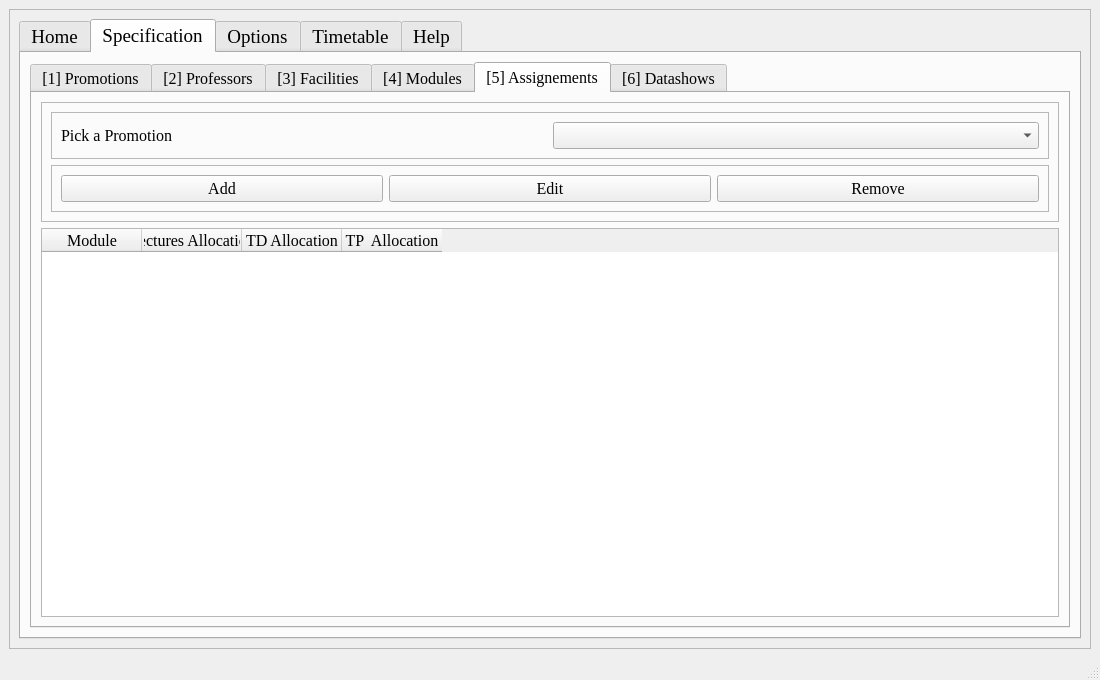
BAW2501/FSEI-M_TimeTabler, file src/Gui_files/window.ui: the form before one commit.
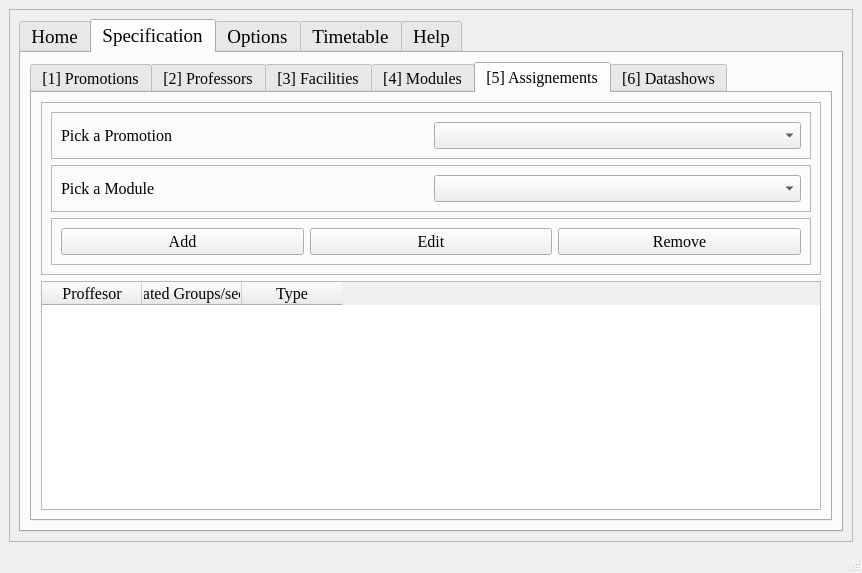
The form after the commit. Icons and pictures are not drawn.

Commit message: relational (prof,mod,multiplicity)* add in gui bindings 50%

Diff of the .ui file:
```diff
--- a/src/Gui_files/window.ui
+++ b/src/Gui_files/window.ui
@@ -9,8 +9,8 @@
    <rect>
     <x>0</x>
     <y>0</y>
-    <width>1100</width>
-    <height>680</height>
+    <width>862</width>
+    <height>573</height>
    </rect>
   </property>
   <property name="windowTitle">
@@ -772,6 +772,28 @@
                     </layout>
                    </widget>
                   </item>
+                  <item>
+                   <widget class="QFrame" name="module_pick_assign_frame">
+                    <property name="frameShape">
+                     <enum>QFrame::StyledPanel</enum>
+                    </property>
+                    <property name="frameShadow">
+                     <enum>QFrame::Raised</enum>
+                    </property>
+                    <layout class="QHBoxLayout" name="horizontalLayout_15">
+                     <item>
+                      <widget class="QLabel" name="pick_module_lable">
+                       <property name="text">
+                        <string>Pick a Module</string>
+                       </property>
+                      </widget>
+                     </item>
+                     <item>
+                      <widget class="QComboBox" name="module_picker_comboBox"/>
+                     </item>
+                    </layout>
+                   </widget>
+                  </item>
                   <item>
                    <widget class="QFrame" name="assignment_control_frame">
                     <property name="frameShape">
@@ -821,22 +843,17 @@
                  </property>
                  <column>
                   <property name="text">
-                   <string>Module</string>
+                   <string>Proffesor</string>
                   </property>
                  </column>
                  <column>
                   <property name="text">
-                   <string>Lectures Allocation</string>
+                   <string>Allocated Groups/sections</string>
                   </property>
                  </column>
                  <column>
                   <property name="text">
-                   <string>TD Allocation</string>
-                  </property>
-                 </column>
-                 <column>
-                  <property name="text">
-                   <string>TP  Allocation</string>
+                   <string>Type</string>
                   </property>
                  </column>
                 </widget>
```
The commit also changes 7 other files.
